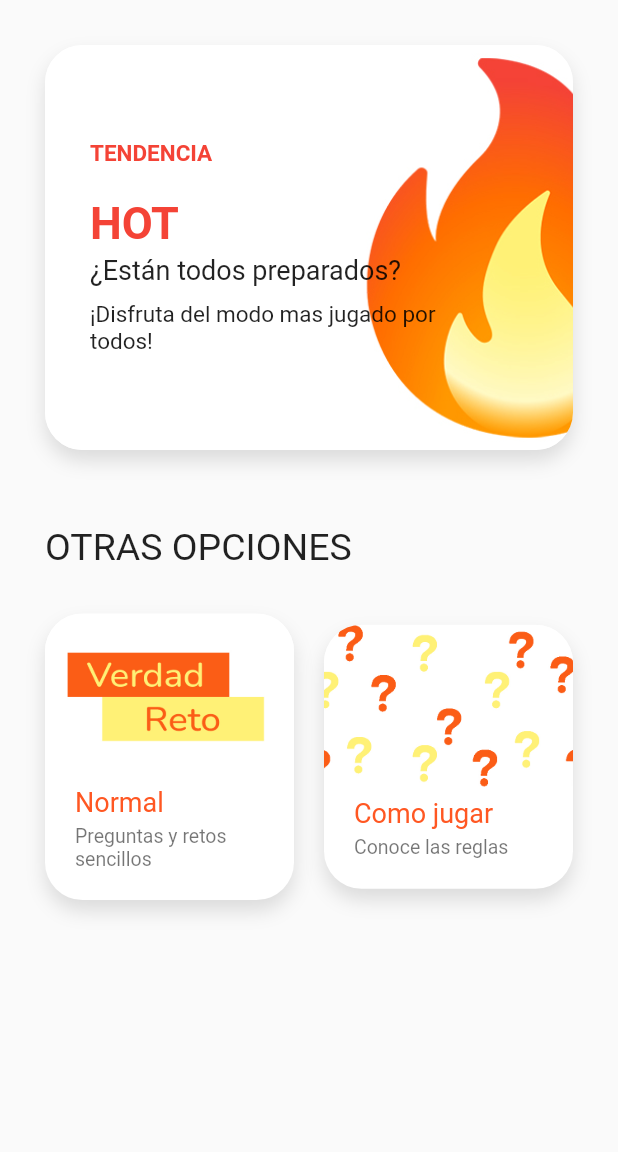
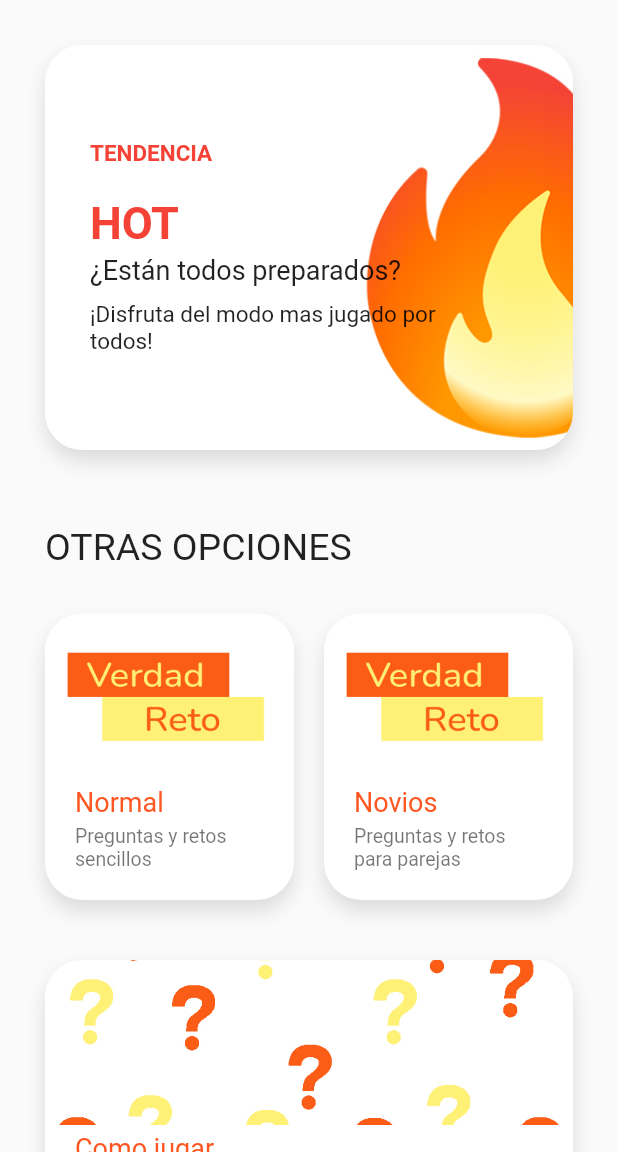
Before and after one commit to jvngarcia/verdad_reto_app, a Flutter app: the screen it shows after launch, on a phone screen of 412 x 824 dp, the part 84-1236 px from its top. Run offline on Flutter 3.47's test engine with Material 2 defaults, Android fonts, the phone set to English and light mode, and no system bars.

Commit message:
Agreagado al menu nuevo modo para novios

```diff
--- a/lib/src/screens/home_screen.dart
+++ b/lib/src/screens/home_screen.dart
@@ -37,6 +37,19 @@ class HomeScreen extends StatelessWidget {
                   subtitulo: 'Preguntas y retos sencillos',
                 ),
                 ItemSecondaryMenu(
+                  img: 'assets/images/modo-normal.jpg',
+                  titulo: 'Novios',
+                  subtitulo: 'Preguntas y retos para parejas',
+                ),
+              ],
+            ),
+          ),
+
+          Padding(
+            padding: const EdgeInsets.symmetric(horizontal: 20, vertical: 10),
+            child: Row(
+              children: const [
+                ItemSecondaryMenu(
                   img: 'assets/images/pagina-preguntas.jpg',
                   titulo: 'Como jugar',
                   subtitulo: 'Conoce las reglas',
```
